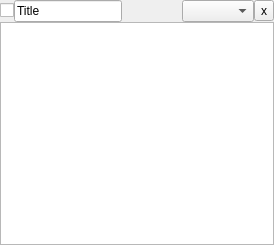
ChrisPenner/scratch, file entrywidget.ui: the form before one commit.
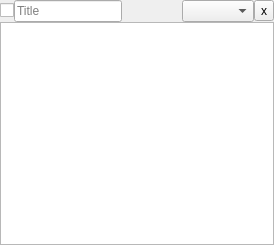
The form after the commit.

```diff
--- a/entrywidget.ui
+++ b/entrywidget.ui
@@ -41,6 +41,9 @@
      <item>
       <widget class="QLineEdit" name="lineEdit">
        <property name="text">
+        <string/>
+       </property>
+       <property name="placeholderText">
         <string>Title</string>
        </property>
       </widget>
```
Left out of the diff: 2 changed lines with no effect on the pictures.
